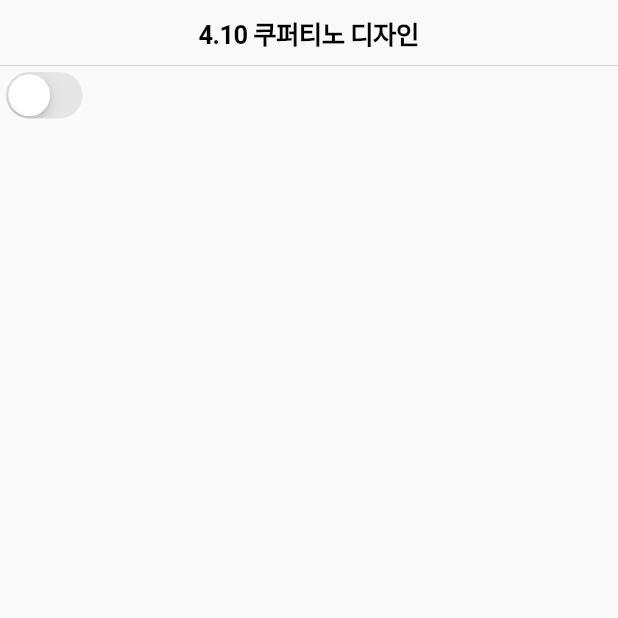
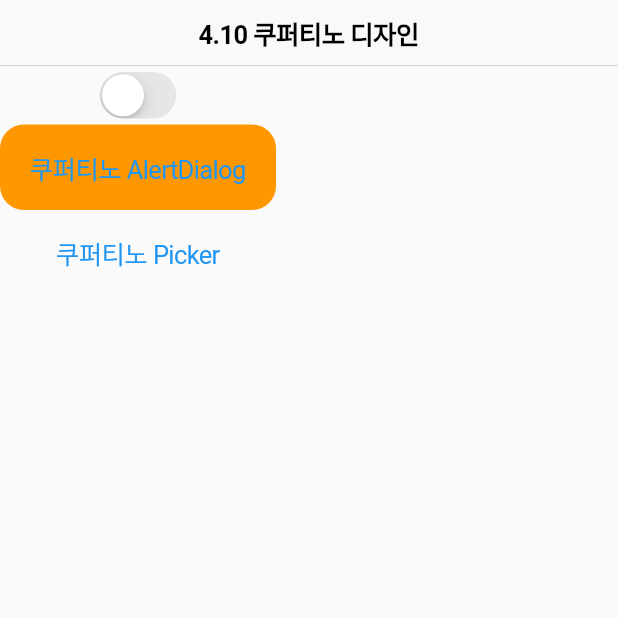
Before and after one commit to chihyeonWON/IOS-Cupertino, a Flutter app: the screen it shows after launch, on a phone screen of 412 x 824 dp, the top half of it. Run offline on Flutter 3.47's test engine with Material 2 defaults, Android fonts, the phone set to English and light mode, and no system bars.

Commit message:
CupertinoButton 실습

```diff
--- a/lib/main.dart
+++ b/lib/main.dart
@@ -37,10 +37,24 @@ class _MyHomePageState extends State<MyHomePage> {
               setState(() {
                 _isOn = value;
               });
-            }
-          )
-        ]
-      )
+            },
+          ),
+          CupertinoButton( // ElevatedButton에 대응
+            borderRadius: BorderRadius.circular(16.0),
+            color:Colors.orange,
+            child:Text('쿠퍼티노 AlertDialog'),
+            onPressed: (){
+              // 클릭 이벤트
+            },
+          ),
+          CupertinoButton(
+            child:Text('쿠퍼티노 Picker'),
+            onPressed: (){
+              // 클릭 이벤트
+            },
+          ),
+        ],
+      ),
     );
   }
 }
```
